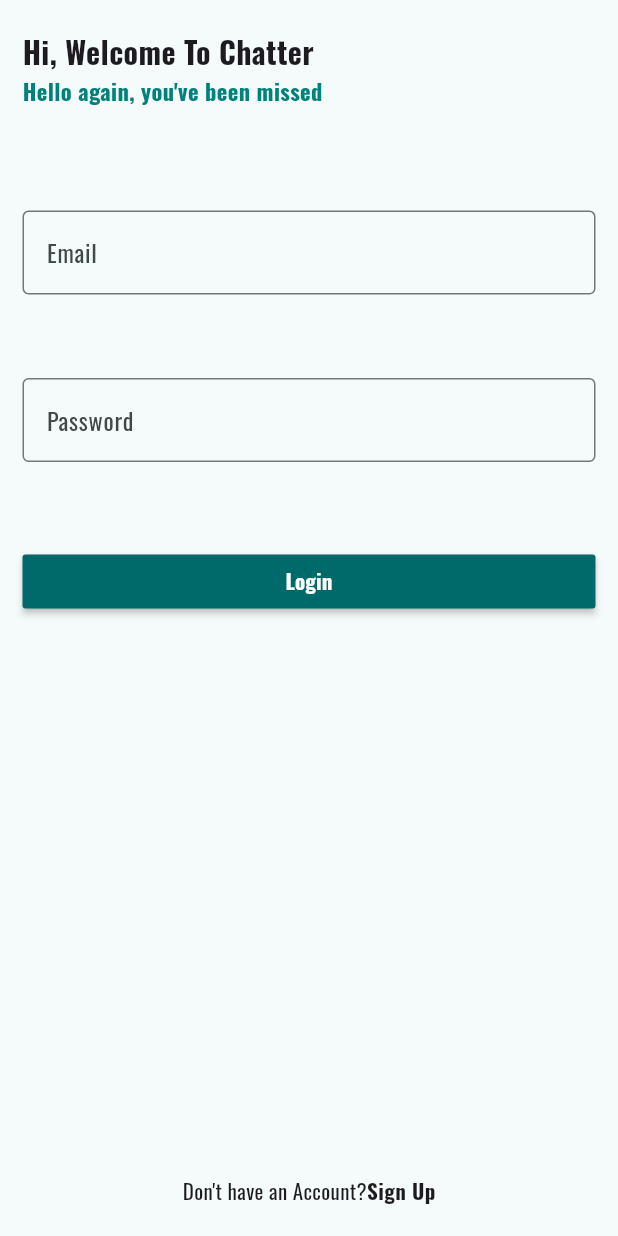
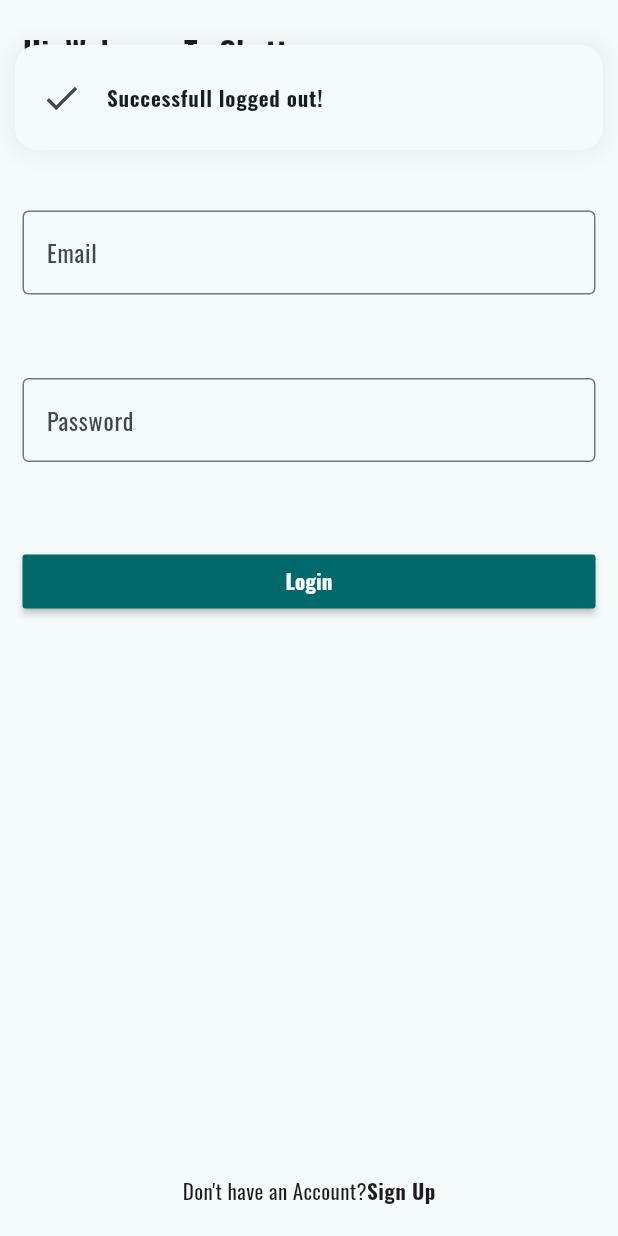
Before and after one commit to Mohammedkamal90/Chatter, a Flutter app: the HomePage screen opened by its route, after a tap on the "logout" icon, on a phone screen of 412 x 824 dp. Run offline on Flutter 3.47's test engine with Material 3 defaults, Android fonts, the phone set to English and light mode, and no system bars; drawn by our look-alikes of delightful_toast; our stand-ins replace firebase_analytics, firebase_auth, firebase_core, get_it, google_fonts; accounts and stored records are empty.

Commit message:
wrong && logout notifications

```diff
--- a/lib/pages/home_page.dart
+++ b/lib/pages/home_page.dart
@@ -1,3 +1,4 @@
+import 'package:chatter/services/alert_service.dart';
 import 'package:chatter/services/auth_service.dart';
 import 'package:chatter/services/navigation_service.dart';
 import 'package:flutter/material.dart';
@@ -15,12 +16,14 @@ class _HomePageState extends State<HomePage> {
 
   late AuthService _authService;
   late NavigationService _navigationService;
+  late AlertService _alertService;
 
   @override
   void initState() {
     super.initState();
     _authService = _getIt.get<AuthService>();
     _navigationService = _getIt.get<NavigationService>();
+    _alertService = _getIt.get<AlertService>();
   }
 
   @override
@@ -35,6 +38,10 @@ class _HomePageState extends State<HomePage> {
             onPressed: () async {
               bool result = await _authService.logout();
               if (result) {
+                _alertService.showToast(
+                  text: "Successfull logged out!",
+                  icon: Icons.check,
+                );
                 _navigationService.pushReplacementNamed("/login");
               }
             },
--- a/lib/pages/login_page.dart
+++ b/lib/pages/login_page.dart
@@ -1,4 +1,5 @@
 import 'package:chatter/consts.dart';
+import 'package:chatter/services/alert_service.dart';
 import 'package:chatter/services/auth_service.dart';
 import 'package:chatter/services/navigation_service.dart';
 import 'package:chatter/widgets/custom_form_field.dart';
@@ -18,6 +19,7 @@ class _LoginPageState extends State<LoginPage> {
 
   late AuthService _authService;
   late NavigationService _navigationService;
+  late AlertService _alertService;
 
   String? email, password;
 
@@ -26,6 +28,7 @@ class _LoginPageState extends State<LoginPage> {
     super.initState();
     _authService = _getIt.get<AuthService>();
     _navigationService = _getIt.get<NavigationService>();
+    _alertService = _getIt.get<AlertService>();
   }
 
   @override
@@ -129,7 +132,12 @@ class _LoginPageState extends State<LoginPage> {
             bool result = await _authService.login(email!, password!);
             if (result) {
               _navigationService.pushReplacementNamed("/home");
-            } else {}
+            } else {
+              _alertService.showToast(
+                text: "Failed to login, please try again!",
+                icon: Icons.error,
+              );
+            }
           }
         },
         color: Theme.of(context).colorScheme.primary,
--- /dev/null
+++ b/lib/services/alert_service.dart
@@ -0,0 +1,48 @@
+import 'package:chatter/services/navigation_service.dart';
+import 'package:delightful_toast/delight_toast.dart';
+import 'package:delightful_toast/toast/components/toast_card.dart';
+import 'package:delightful_toast/toast/utils/enums.dart';
+import 'package:flutter/material.dart';
+import 'package:get_it/get_it.dart';
+import 'package:path/path.dart';
+
+class AlertService {
+  final GetIt _getIt = GetIt.instance;
+
+  late NavigationService _navigationService;
+
+  AlertService() {
+    _navigationService = _getIt<NavigationService>();
+  }
+
+  void showToast({
+    required String text,
+    IconData icon = Icons.info,
+  }) {
+    try {
+      DelightToastBar(
+        autoDismiss: true,
+        position: DelightSnackbarPosition.top,
+        builder: (context) {
+          return ToastCard(
+            leading: Icon(
+              icon,
+              size: 28,
+            ),
+            title: Text(
+              text,
+              style: const TextStyle(
+                fontWeight: FontWeight.w700,
+                fontSize: 14,
+              ),
+            ),
+          );
+        },
+      ).show(
+        _navigationService.navigatorkey!.currentContext!,
+      );
+    } catch (e) {
+      print(e);
+    }
+  }
+}
--- a/lib/utils.dart
+++ b/lib/utils.dart
@@ -1,4 +1,5 @@
 import 'package:chatter/firebase_options.dart';
+import 'package:chatter/services/alert_service.dart';
 import 'package:chatter/services/auth_service.dart';
 import 'package:chatter/services/navigation_service.dart';
 import 'package:firebase_core/firebase_core.dart';
@@ -18,4 +19,7 @@ Future<void> registerServices() async {
   getIt.registerSingleton<NavigationService>(
     NavigationService(),
   );
+  getIt.registerSingleton<AlertService>(
+    AlertService(),
+  );
 }
```
